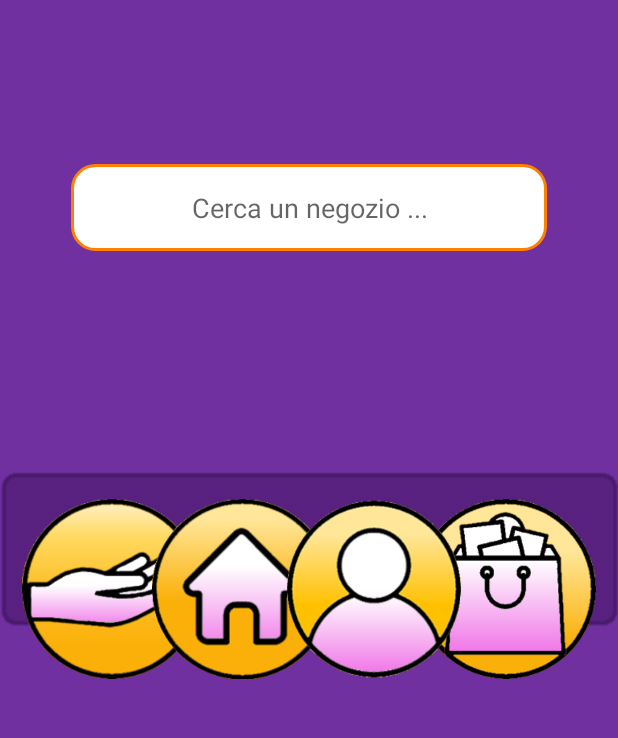
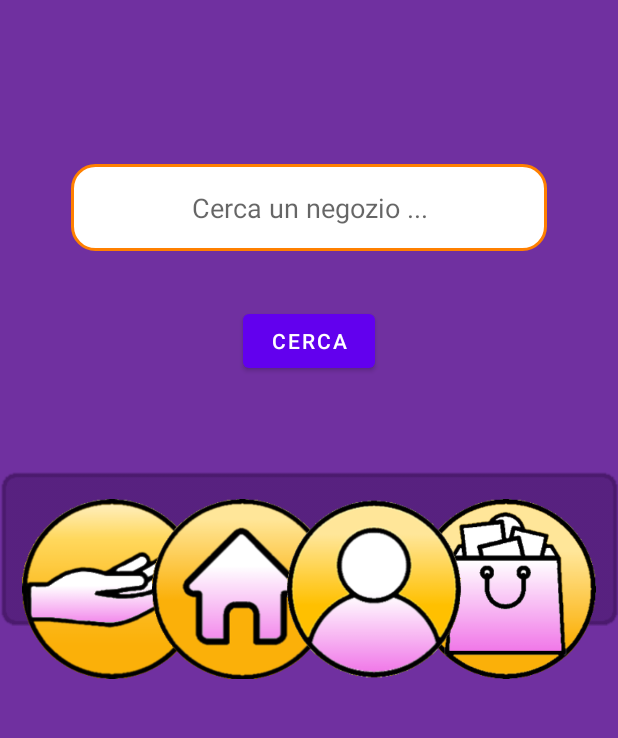
Before and after one commit to antosams3/SpeedyMarkt, an Android app: the RicercaSupermercati screen opened directly, with no data from a screen before it, on a phone screen of 412 x 824 dp, the part 479-1217 px from its top. Run offline under Robolectric (Android 15) with nearby library versions, the phone set to English and light mode, and no system bars.

Commit message:
Add update 2

```diff
--- a/app/src/main/java/it/appaccademy/speedymarkt/RicercaSupermercati.java
+++ b/app/src/main/java/it/appaccademy/speedymarkt/RicercaSupermercati.java
@@ -3,13 +3,17 @@ package it.appaccademy.speedymarkt;
 import androidx.appcompat.app.AppCompatActivity;
 
 import android.os.Bundle;
+import android.view.View;
 
 public class RicercaSupermercati extends AppCompatActivity {
-    static String email;
     @Override
     protected void onCreate(Bundle savedInstanceState) {
         super.onCreate(savedInstanceState);
         setContentView(R.layout.ricerca_supermercati);
     }
 
+
+    public void selezionaNegozio(View view) {
+
+    }
 }
--- a/app/src/main/res/layout/ricerca_supermercati.xml
+++ b/app/src/main/res/layout/ricerca_supermercati.xml
@@ -91,4 +91,15 @@
         app:layout_constraintTop_toTopOf="parent"
         app:srcCompat="@drawable/profilebtn" />
 
+    <Button
+        android:id="@+id/ricerca_button"
+        android:layout_width="wrap_content"
+        android:layout_height="wrap_content"
+        android:layout_marginTop="36dp"
+        android:onClick="selezionaNegozio"
+        android:text="Cerca"
+        app:layout_constraintEnd_toEndOf="parent"
+        app:layout_constraintStart_toStartOf="parent"
+        app:layout_constraintTop_toBottomOf="@+id/ricercanegozio_input" />
+
 </androidx.constraintlayout.widget.ConstraintLayout>
```
Also changed, not shown: app/src/main/java/it/appaccademy/speedymarkt/Background.java (+48 -4 lines).
